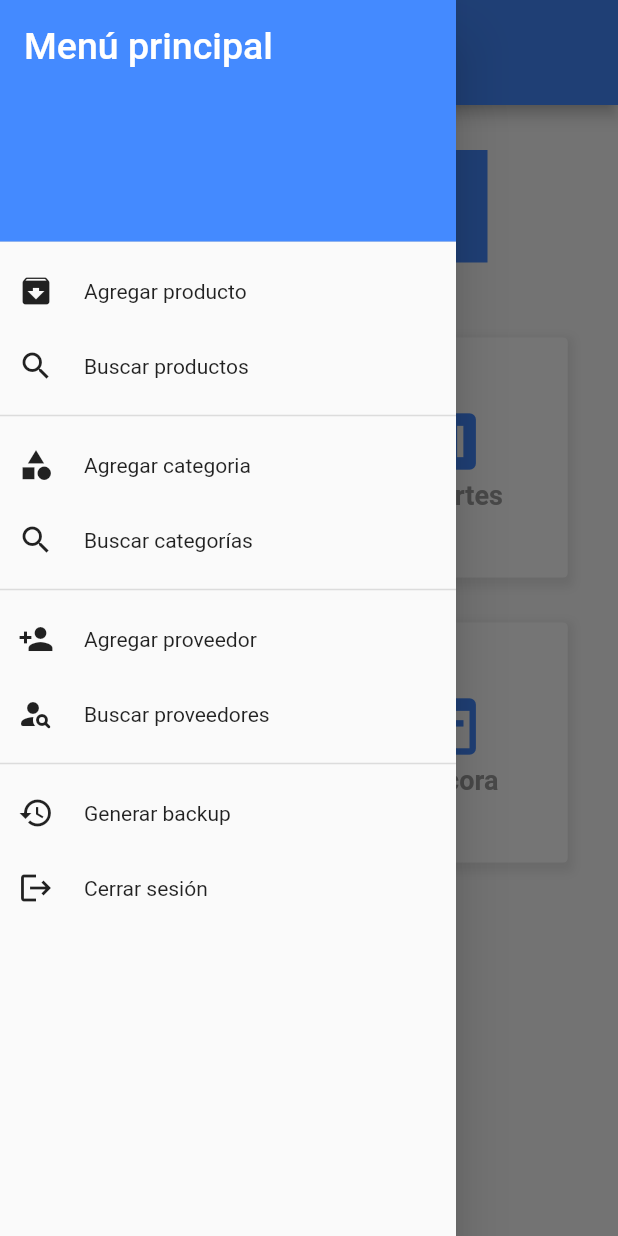
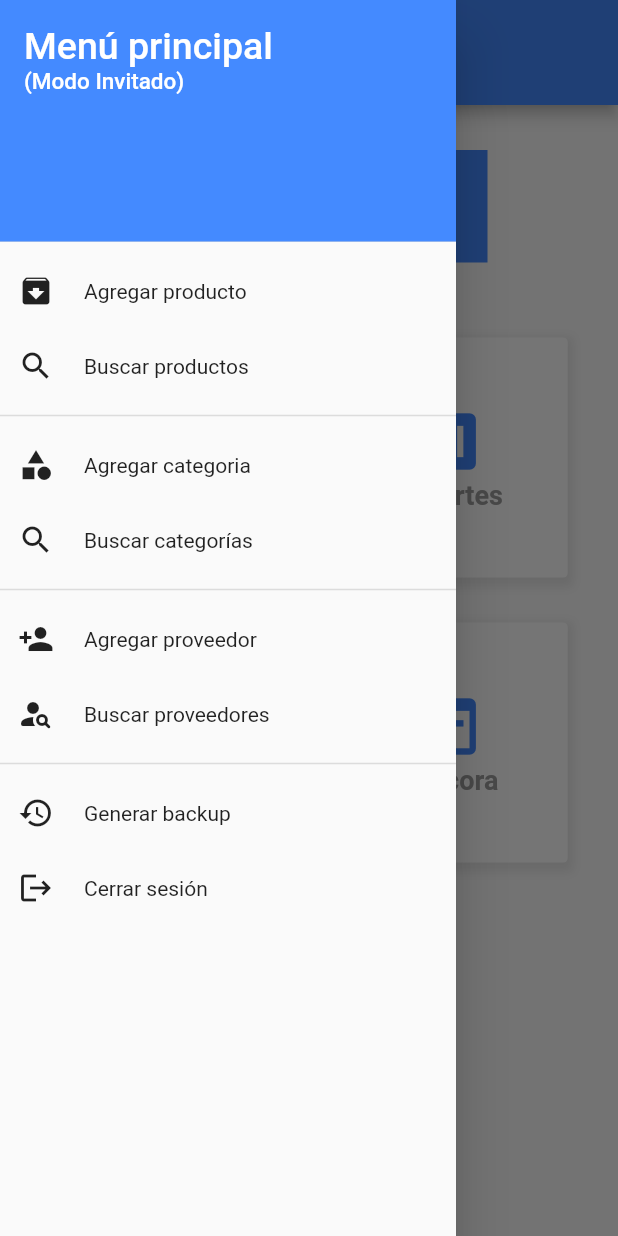
Before and after one commit to alanfzf/dart-inventory, a Flutter app: the Home screen opened directly with empty values, with the side drawer open, on a phone screen of 412 x 824 dp. Run offline on Flutter 3.47's test engine with Material 2 defaults, Android fonts, the light colour scheme and no system bars; our stand-ins replace image_picker, syncfusion_flutter_charts.

Commit message:
Permissions

```diff
--- a/inventario/lib/data/user.dart
+++ b/inventario/lib/data/user.dart
@@ -1,7 +1,7 @@
 class User {
 
-  int userid;
+  int userid, group;
   String username;
 
-  User(this.userid, this.username);
+  User(this.userid, this.group, this.username);
 }
--- a/inventario/lib/ui/auth/home.dart
+++ b/inventario/lib/ui/auth/home.dart
@@ -2,6 +2,7 @@ import 'package:flutter/material.dart';
 import 'package:inventario/data/user.dart';
 import 'package:inventario/ui/reports/graphs.dart';
 import 'package:inventario/ui/reports/log.dart';
+import 'package:inventario/util/groups.dart';
 import 'package:inventario/util/http-man.dart';
 
 import '../../util/util.dart';
@@ -49,52 +50,53 @@ class HomeState extends State<Home>{
           child: ListView(
             scrollDirection: Axis.vertical,
             children: [
-              const DrawerHeader(
-                  decoration: BoxDecoration(color: Colors.blueAccent),
-                  child: Text("Menú principal", style:
-                  TextStyle(color: Colors.white, fontSize: 25))
+               DrawerHeader(
+                  decoration: const BoxDecoration(color: Colors.blueAccent),
+                  child: Column(
+                    mainAxisAlignment: MainAxisAlignment.start,
+                    crossAxisAlignment: CrossAxisAlignment.start,
+                    children: [
+                    const Text("Menú principal", style:TextStyle(color: Colors.white, fontSize: 25)),
+                    Text("(Modo ${Groups.getGroupName(widget.user.group)})", style: const TextStyle(color: Colors.white, fontSize: 15)),
+                  ])
               ),
 
               //productos
-              TileMenu(Icons.archive, "Agregar producto",
-                      ()=> Util.redirect(context, const ProdMenu(-1, null))),
+              getTileMenu(Icons.archive, "Agregar producto",
+                      ()=> Util.redirect(context, const ProdMenu(-1, null)),
+                      permission: Permission.empleado),
 
-              TileMenu(Icons.search, "Buscar productos",
-                      () => Util.redirect(context, const ProdList())),
+              getTileMenu(Icons.search, "Buscar productos",
+                      () => Util.redirect(context, const ProdList()),
+                      permission: Permission.empleado),
 
               //categorias
               divider,
-              TileMenu(Icons.category, "Agregar categoria",
-                      () => Util.redirect(context, const CatMenu(-1, null))),
+              getTileMenu(Icons.category, "Agregar categoria",
+                      () => Util.redirect(context, const CatMenu(-1, null)),
+                      permission: Permission.empleado),
 
-              TileMenu(Icons.search, "Buscar categorías",
-                      () => Util.redirect(context, const CatList())),
+              getTileMenu(Icons.search, "Buscar categorías",
+                      () => Util.redirect(context, const CatList()),
+                      permission: Permission.empleado),
 
               //proveedores
               divider,
-              TileMenu(Icons.person_add, "Agregar proveedor",
-                      () => Util.redirect(context, const SupMenu(-1, null))),
+              getTileMenu(Icons.person_add, "Agregar proveedor",
+                      () => Util.redirect(context, const SupMenu(-1, null)),
+                      permission: Permission.empleado),
 
-              TileMenu(Icons.person_search_rounded, "Buscar proveedores",
-                      () => Util.redirect(context, const SupList())),
+              getTileMenu(Icons.person_search_rounded, "Buscar proveedores",
+                      () => Util.redirect(context, const SupList()),
+                      permission: Permission.empleado),
 
               //otras opcioens
               divider,
-              TileMenu(Icons.restore, "Generar backup", () async{
-                  var op = await Util.showNoYesDialog(context,
-                  "Deseas generar el backup?"
-                  );
-                  if(op){
-                    Util.showLoading(context, "Generando backup....");
-                    var resp = await HttpMan.performBackup();
-                    Util.popDialog(context);
-                    Util.popDialog(context);
-                    Util.showSnack(context, resp);
-                  }
-
-               }),
-              TileMenu(Icons.logout, "Cerrar sesión",
-                      () => Util.redirect(context, const Login()))
+              getTileMenu(Icons.restore, "Generar backup", generarBackup,
+                  permission: Permission.administrador
+               ),
+              getTileMenu(Icons.logout, "Cerrar sesión",
+                  () => Util.redirect(context, const Login()))
             ],
           ),
         ),
@@ -126,24 +128,27 @@ class HomeState extends State<Home>{
                 spacing: 25,
                 runSpacing: 30,
                 children: [
-                  TileMain("Movimientos", Icons.attach_money,
-                    ()=>  Util.redirect(context, const MovementsMenu())
+                  getTile(Icons.attach_money, "Movimientos",
+                    ()=>  Util.redirect(context, const MovementsMenu()),
+                    permission: Permission.finanzas
                   ),
 
-                  TileMain("Reportes", Icons.analytics,
-                      ()=> Util.redirect(context, const ReportsMenu())
+                  getTile(Icons.analytics, "Reportes",
+                      ()=> Util.redirect(context, const ReportsMenu()),
                   ),
 
-                  TileMain("Graficas", Icons.bar_chart,
-                    ()=> Util.redirect(context, const GraphsMenu())
+                  getTile(Icons.bar_chart, "Graficas",
+                    ()=> Util.redirect(context, const GraphsMenu()),
+                    permission: Permission.finanzas
                   ),
 
-                  TileMain("Bitacora", Icons.wysiwyg,
-                    ()=> Util.redirect(context, const LogMenu())
+                  getTile(Icons.wysiwyg, "Bitacora",
+                    ()=> Util.redirect(context, const LogMenu()),
+                    permission: Permission.administrador
                   ),
 
 
-                  TileMain("Acerca de", Icons.help,
+                  getTile(Icons.help, "Acerca de",
                   ()=> Util.showAlert(context,
                       "Nombre: Alan David González López\n"
                       "Carné: 4090-19-4713\n"
@@ -154,21 +159,27 @@ class HomeState extends State<Home>{
     );
   }
 
-}
+  Future<void> generarBackup() async{
+      var op = await Util.showNoYesDialog(context, "Deseas generar el backup?");
+      if(op){
+          Util.showLoading(context, "Generando backup....");
+          var resp = await HttpMan.performBackup();
+          Util.popDialog(context);
+          Util.popDialog(context);
+          Util.showSnack(context, resp);
+      }
+  }
 
-//widgets
-class TileMain extends StatelessWidget{
 
-  final String text;
-  final IconData icon;
-  final VoidCallback action;
-
-  const TileMain(this.text, this.icon, this.action, {Key? key}) : super(key: key);
-
-  @override
-  Widget build(BuildContext context) {
-    return InkWell(
-      onTap: action,
+  InkWell getTile(IconData icon, String text, VoidCallback action, {Permission? permission}){
+      return InkWell(
+      onTap: (){
+          if(permission != null && !Groups.hasPermission(widget.user.group, permission)){
+              Util.showSnack(context, "No tienes permiso para acceder!");
+              return;
+          }
+          action();
+      },
       child: Ink(
         height: 160,
         width: 160,
@@ -199,22 +210,20 @@ class TileMain extends StatelessWidget{
       ),
     );
   }
-}
 
 
+  InkWell getTileMenu(IconData icon, String text, VoidCallback action, {Permission? permission}){
+      return InkWell(
+            onTap: (){
 
-class TileMenu extends StatelessWidget{
-      final IconData icon;
-      final String text;
-      final VoidCallback onTap;
+                if(permission != null && !Groups.hasPermission(widget.user.group, permission)){
+                    Util.popDialog(context);
+                    Util.showSnack(context, "No tienes permiso para acceder!");
+                    return;
+                }
 
-      const TileMenu(this.icon, this.text,
-          this.onTap, {Key? key}) : super(key: key);
-
-      @override
-      Widget build(BuildContext context) {
-        return InkWell(
-            onTap: onTap,
+                action();
+            },
             child: SizedBox(height: 50,
               child: Row(
                 mainAxisAlignment: MainAxisAlignment.spaceBetween,
@@ -229,5 +238,5 @@ class TileMenu extends StatelessWidget{
                     ])
                 ])
           ));
-    }
   }
+}
--- /dev/null
+++ b/inventario/lib/util/groups.dart
@@ -0,0 +1,38 @@
+class Groups{
+
+  Groups._();
+
+  static bool hasPermission(int groupId, Permission perm){
+
+
+      switch(groupId){
+          case 1:
+              return true;
+          case 2:
+              return perm == Permission.empleado;
+          case 3:
+              return perm == Permission.finanzas;
+          default:
+              return false;
+      }
+  }
+
+  static String getGroupName(int groupId){
+      switch(groupId){
+            case 1:
+                return "Administrador";
+            case 2:
+                return "Empleado";
+            case 3:
+                return "Finanzas";
+            default:
+                return "Invitado";
+        }
+      }
+}
+
+enum Permission{
+    administrador,
+    empleado,
+    finanzas,
+}
--- a/inventario/lib/util/http-man.dart
+++ b/inventario/lib/util/http-man.dart
@@ -85,7 +85,7 @@ class HttpMan {
             return null;
         }
 
-        return User(login[0]["id_staff"], login[0]["staff_login"]);
+        return User(login[0]["id_staff"], login[0]["person_group"], login[0]["staff_login"]);
     }
 
     static Future<String> performBackup() async {
```
Also changed, not shown: 1 other file.
